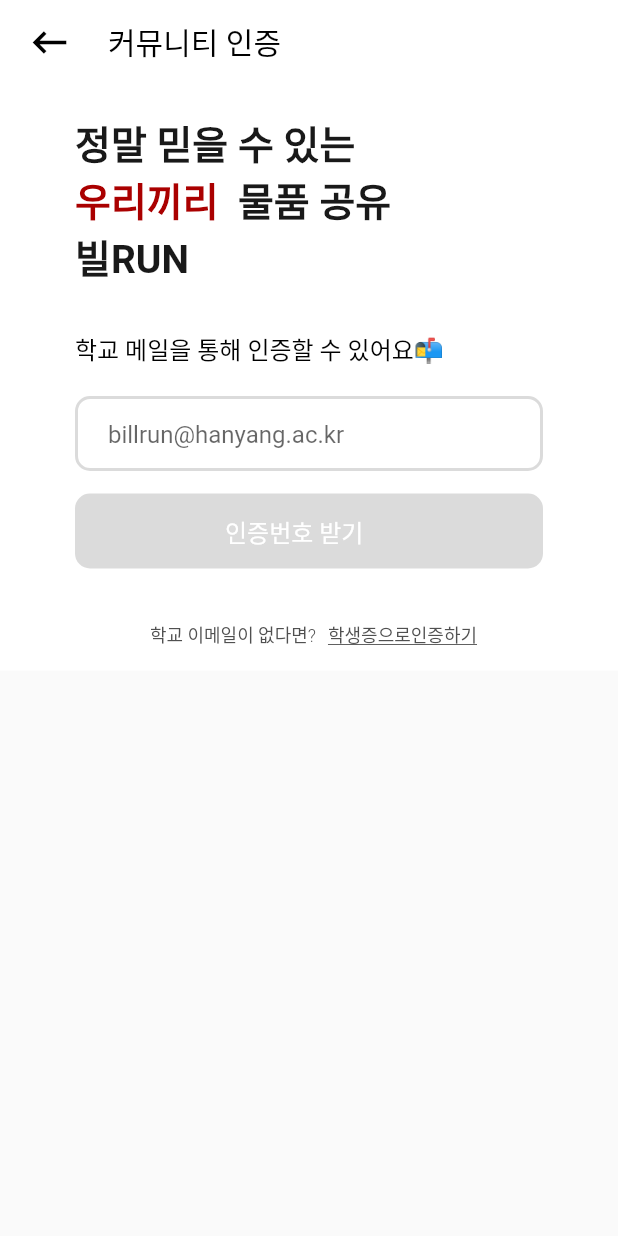
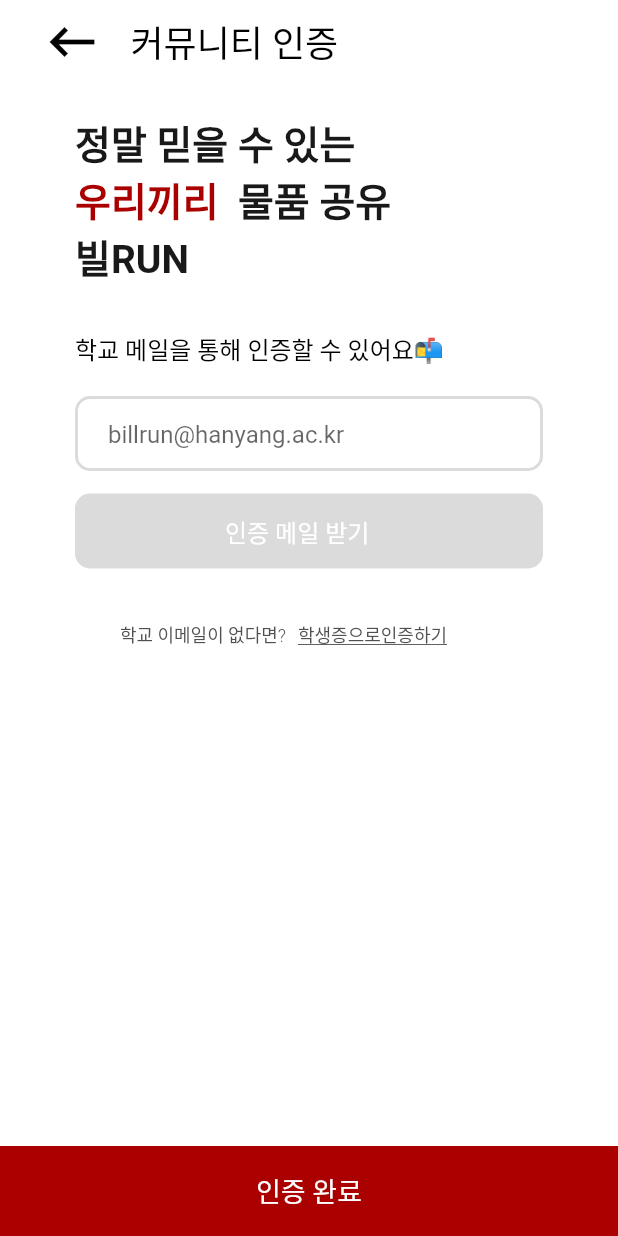
Before and after one commit to SRCdevvv/BillRun, a Flutter app: the CertificationUniv screen opened directly, on a phone screen of 412 x 824 dp. Run offline on Flutter 3.47's test engine with Material 2 defaults, Android fonts, the phone set to English and light mode, and no system bars; our stand-ins replace carousel_slider, flutter_rating_bar, geolocator, get, google_maps_flutter, hive and 3 more; missing offline and left inert: auto_size_text_pk, kopo, multi_image_picker; accounts and stored records are empty; network calls fail; Roboto replaces fonts that are missing (NotoSansCJKkr).

Commit message:
Update Design

```diff
--- a/bilrun/lib/main.dart
+++ b/bilrun/lib/main.dart
@@ -1,10 +1,11 @@
 import 'package:bilrun/screens/chat/chat_list/chat_list_screen.dart';
 
 import 'package:bilrun/screens/mypage/profile/profile_main_screen.dart';
-import 'package:bilrun/screens/product_register/product_register.dart';
+import 'package:bilrun/screens/product_register/register_screen.dart';
 import 'package:bilrun/screens/sign_in_up/loading_page/ToS_agree_page.dart';
 import 'package:bilrun/screens/sign_in_up/loading_page/log_in_page.dart';
 import 'package:bilrun/screens/sign_in_up/phone_number/phone_number_certification.dart';
+import 'package:bilrun/screens/sign_in_up/univ/certification_univ.dart';
 import 'package:bilrun/screens/sign_in_up/univ/select_univ.dart';
 import 'package:bilrun/widgets/create_review/product_review/create_product_review_page.dart';
 import 'package:bilrun/widgets/create_review/user_review/create_user_review_page.dart';
@@ -56,13 +57,13 @@ class _MyHomePageState extends State<MyHomePage> {
   int _counter = 0;
 
   final List<Widget> _children = [
+    CertificationUniv(),
     LendMain(),
     RentMain(),
 
-    showRegisterDialog(),
-
     // DialogProductRegister(),
     //ImageUpload(),
+    showRegisterDialog(),
 
     ChatScreen(),
     MyPageScreen(),
--- a/bilrun/lib/screens/mypage/mypage_screen.dart
+++ b/bilrun/lib/screens/mypage/mypage_screen.dart
@@ -72,18 +72,13 @@ class _MyPageScreenState extends State<MyPageScreen> {
                                   AssetImage('assets/images/main_1.jpg'),
                             ),
                           ),
-                          Row(
-                            mainAxisAlignment: MainAxisAlignment.spaceBetween,
-                            children: [
                           Padding(
-                                padding:
-                                    const EdgeInsets.only(left: 10, right: 30),
+                            padding: const EdgeInsets.only(left: 10, right: 0),
                             child: Column(
                               crossAxisAlignment: CrossAxisAlignment.start,
                               children: [
                                 Padding(
-                                      padding:
-                                          const EdgeInsets.only(bottom: 8.0),
+                                  padding: const EdgeInsets.only(bottom: 8.0),
                                   child: Text(
                                     '사용자 이름',
                                     style: TextStyle(
@@ -105,12 +100,14 @@ class _MyPageScreenState extends State<MyPageScreen> {
                               ],
                             ),
                           ),
-                              IconButton(
+                          Spacer(),
+                          Padding(
+                            padding: const EdgeInsets.only(right: 30.0),
+                            child: IconButton(
                                 icon: Icon(Icons.arrow_forward_ios),
                                 onPressed: () {
                                   Get.to(ProfileDetailScreen());
                                 }),
-                            ],
                           ),
                         ],
                       ),
--- a/bilrun/lib/screens/sign_in_up/univ/certification_univ.dart
+++ b/bilrun/lib/screens/sign_in_up/univ/certification_univ.dart
@@ -1,5 +1,6 @@
 import 'package:bilrun/design/usedColors.dart';
 import 'package:bilrun/screens/sign_in_up/phone_number/phone_number_certification.dart';
+import 'package:bilrun/widgets/white_appbar.dart';
 import 'package:flutter/material.dart';
 import 'package:get/get.dart';
 
@@ -9,11 +10,11 @@ class CertificationUniv extends StatefulWidget {
 }
 
 class _CertificationUnivState extends State<CertificationUniv> {
-  final _key= GlobalKey<FormState>();
+  final _key = GlobalKey<FormState>();
 
-  String univName=Get.arguments;
-  String email='';
-  String passWord="";
+  String univName = Get.arguments;
+  String email = '';
+  String passWord = "";
 
   bool _visibility = true;
   bool _visibility2 = true;
@@ -30,33 +31,16 @@ class _CertificationUnivState extends State<CertificationUniv> {
     });
   }
 
-
-
   @override
   Widget build(BuildContext context) {
     return Scaffold(
-      appBar: AppBar(
-        backgroundColor: Colors.white,
-        elevation: 0,
-        leading: Padding(
-          padding: EdgeInsets.fromLTRB(10, 0, 0, 0),
-          child: IconButton(
-            icon: Icon(Icons.keyboard_backspace),
-            color: Colors.black,
-            iconSize: 30.0,
-            onPressed: () => {Get.back()},
-          ),
-        ),
-        title: Text(
-          "커뮤니티 인증",
-          style: TextStyle(color: Colors.black, fontSize: 20.0),
-        ),
-        centerTitle: false,
-      ),
+      appBar: whiteAppBar('커뮤니티 인증'),
       body: SafeArea(
         child: SingleChildScrollView(
           child: Container(
             color: Colors.white,
+            width: Get.width,
+            height: Get.height,
             child: Column(
               crossAxisAlignment: CrossAxisAlignment.start,
               children: [
@@ -108,7 +92,7 @@ class _CertificationUnivState extends State<CertificationUniv> {
 
                 Visibility(
                     child: Padding(
-                    padding: const EdgeInsets.only(left:20),
+                      padding: const EdgeInsets.only(left: 20),
                       child: Column(
                         crossAxisAlignment: CrossAxisAlignment.start,
                         children: [
@@ -121,7 +105,8 @@ class _CertificationUnivState extends State<CertificationUniv> {
                                   borderRadius:
                                       BorderRadius.all(Radius.circular(10)),
                                   border: Border.all(
-                                    color: const Color(0xffdbdbdb), width: 2)),
+                                      color: const Color(0xffdbdbdb),
+                                      width: 2)),
                               child: Padding(
                                 padding: const EdgeInsets.only(left: 20),
                                 child: TextFormField(
@@ -130,12 +115,12 @@ class _CertificationUnivState extends State<CertificationUniv> {
                                   validator: (value) {
                                     if (value.isEmpty) {
                                       return '이메일을 입력해주세요.';
+                                    } else {
+                                      return null;
                                     }
-                                  else {
-                                                                      return null;}
                                   },
-                                onSaved: (String value){
-                                  email=value;
+                                  onSaved: (String value) {
+                                    email = value;
                                   },
                                   decoration: InputDecoration(
                                     border: InputBorder.none,
@@ -156,12 +141,15 @@ class _CertificationUnivState extends State<CertificationUniv> {
                               decoration: BoxDecoration(
                                   borderRadius:
                                       BorderRadius.all(Radius.circular(10)),
-                                color:  email.isEmpty ?  Color(0xffdbdbdb) : mainRed),
+                                  color: email.isEmpty
+                                      ? Color(0xffdbdbdb)
+                                      : mainRed),
                               child: // 인증번호 받기
                                   Padding(
-                              padding: const EdgeInsets.only(left: 100, top: 13),
+                                padding:
+                                    const EdgeInsets.only(left: 100, top: 13),
                                 child: InkWell(
-                                child: Text("인증번호 받기",
+                                  child: Text("인증 메일 받기",
                                       style: const TextStyle(
                                           color: Color(0xffffffff),
                                           fontWeight: FontWeight.w400,
@@ -169,17 +157,23 @@ class _CertificationUnivState extends State<CertificationUniv> {
                                           fontStyle: FontStyle.normal,
                                           fontSize: 16.0),
                                       textAlign: TextAlign.left),
-
                                   onTap: () {
                                     _visibility ? _hide() : _show();
-                                  _visibility2 = _visibility==true? false : true;
+                                    _visibility2 =
+                                        _visibility == true ? false : true;
                                   },
                                 ),
                               ),
                             ),
                           ),
-                        Padding(
-                          padding: const EdgeInsets.only(left:80, top:20),
+                        ],
+                      ),
+                    ),
+                    visible: true),
+
+                Visibility(
+                    child: Padding(
+                      padding: const EdgeInsets.only(left: 80, top: 20),
                       child: Row(
                         mainAxisAlignment: MainAxisAlignment.start,
                         children: [
@@ -206,151 +200,22 @@ class _CertificationUnivState extends State<CertificationUniv> {
                         ],
                       ),
                     ),
-                      ],
-                    ),
-                  ),
-                  visible: _visibility,
-                ),
+                    visible: _visibility),
 
-
-
-                _visibility == false ?
-                Visibility(
+                _visibility == false
+                    ? Visibility(
                         child: Padding(
-                    padding: const EdgeInsets.only(left:20),
-                    child: Column(
-                      crossAxisAlignment: CrossAxisAlignment.start,
-                      children: [
-
-                        Padding(
-                          padding: const EdgeInsets.fromLTRB(30, 10, 0, 15),
-                          child: Container(
-                            width: 312,
-                            height: 50,
-                            decoration: BoxDecoration(
-                                borderRadius:
-                                BorderRadius.all(Radius.circular(10)),
-                                border: Border.all(
-                                    color: const Color(0xffdbdbdb), width: 2)),
-                            child: Padding(
-                              padding: const EdgeInsets.only(left: 20),
-                              child: Text("$email"),
-                            ),
-                          ),
-                        ),
-                        Padding(
-                          padding: const EdgeInsets.only(left: 30),
-                          child: Container(
-                            width: 312,
-                            height: 50,
-                            decoration: BoxDecoration(
-                                borderRadius:
-                                BorderRadius.all(Radius.circular(10)),
-                                color:  Color(0xff505050)),
-                            child: // 인증번호 받기
-                            Padding(
-                              padding: const EdgeInsets.only(left: 100, top: 13),
-                              child: InkWell(
-                                child: Text("인증번호 다시 받기",
-                                    style: const TextStyle(
-                                        color: Color(0xffffffff),
+                          padding: const EdgeInsets.only(top: 30),
+                          child: Center(
+                            child: Text(
+                                "인증 메일에서 링크를 누르면 계정이 활성화 됩니다.\n링크를 누른 후 아래 인증완료 버튼을 눌러주세요!",
+                                style: TextStyle(
+                                    color: mainRed,
                                     fontWeight: FontWeight.w400,
                                     fontFamily: "NotoSansCJKkr",
                                     fontStyle: FontStyle.normal,
-                                        fontSize: 16.0),
+                                    fontSize: 14.0),
                                 textAlign: TextAlign.left),
-
-                                onTap: () {
-                                  setState(() {
-                                    _visibility = true;
-                                  });
-
-                                },
-                              ),
-                            ),
-                          ),
-                        ),
-                        Padding(
-                          padding: const EdgeInsets.fromLTRB(30, 20, 0, 0),
-                          child: Container(
-                            width: 312,
-                            height: 50,
-                            decoration: BoxDecoration(
-                                borderRadius:
-                                BorderRadius.all(Radius.circular(10)),
-                                border: Border.all(
-                                    color:  lightGrey, width: 2)),
-                            child: Padding(
-                              padding: const EdgeInsets.only(left:8.0),
-                              child: TextFormField(
-                                //key: _key,
-                                validator: (value) {
-                                  if (value.isEmpty) {
-                                    return '인증 번호를 입력해주세요.';
-                                  }
-                                  else {
-                                    return null;}
-                                },
-                                onSaved: (String value){
-                                  passWord=value;
-                                },
-                                decoration: InputDecoration(
-                                  border: InputBorder.none,
-                                  hintText: '인증번호 입력',
-                                ),
-                              ),
-                            ),
-                          ),
-                        ),
-                        // 타인과 공유하지 마세요!
-                        Padding(
-                          padding: const EdgeInsets.fromLTRB(35,5,0,15),
-                          child: Text(
-                              "타인과 공유하지 마세요!",
-                              style: const TextStyle(
-                                  color:  const Color(0xff767676),
-                                  fontWeight: FontWeight.w400,
-                                  fontFamily: "NotoSansCJKkr",
-                                  fontStyle:  FontStyle.normal,
-                                  fontSize: 12.0
-                              ),
-                              textAlign: TextAlign.left
-                          ),
-                        ),
-
-
-
-                        Padding(
-                          padding: const EdgeInsets.only(left: 30),
-                          child: Container(
-                            width: 312,
-                            height: 50,
-                            decoration: BoxDecoration(
-                                borderRadius:
-                                BorderRadius.all(Radius.circular(10)),
-                                color:  passWord.isEmpty ?  Color(0xffdbdbdb) : mainRed),
-                            child: // 인증번호 받기
-                            Padding(
-                              padding: const EdgeInsets.only(left: 100, top: 13),
-                              child: InkWell(
-                                child: Text("인증번호 확인",
-                                    style: const TextStyle(
-                                        color: Color(0xffffffff),
-                                        fontWeight: FontWeight.w400,
-                                        fontFamily: "NotoSansCJKkr",
-                                        fontStyle: FontStyle.normal,
-                                        fontSize: 16.0),
-                                    textAlign: TextAlign.left),
-
-                                onTap: () {
-                                  Get.to(CertificationPhone());
-                                  },
-                              ),
-                            ),
-                          ),
-                        ),
-
-                      ],
                           ),
                         ),
                         visible: _visibility2,
@@ -359,10 +224,24 @@ class _CertificationUnivState extends State<CertificationUniv> {
                         color: Colors.white,
                       ),
                 // 사각형 24029
-
-
               ],
             ),
+          ),
+        ),
+      ),
+      bottomNavigationBar: Container(
+        width: Get.width,
+        height: 60,
+        color: mainRed,
+        child: Center(
+          child: Text(
+            "인증 완료",
+            style: const TextStyle(
+                color: const Color(0xffffffff),
+                fontWeight: FontWeight.w500,
+                fontFamily: "NotoSansCJKkr",
+                fontStyle: FontStyle.normal,
+                fontSize: 18.0),
           ),
         ),
       ),
@@ -370,10 +249,9 @@ class _CertificationUnivState extends State<CertificationUniv> {
   }
 }
 
-
-class Validation{
-  String validateEmail(String value){
-    if(!value.contains('@hanyang.ac.kr')) {
+class Validation {
+  String validateEmail(String value) {
+    if (!value.contains('@hanyang.ac.kr')) {
       return '한양대학교의 이메일을 입력해주세요.';
     }
     return null;
```
Also changed, not shown: 4 other files. Lines whose indentation alone changed are shown as unchanged.
